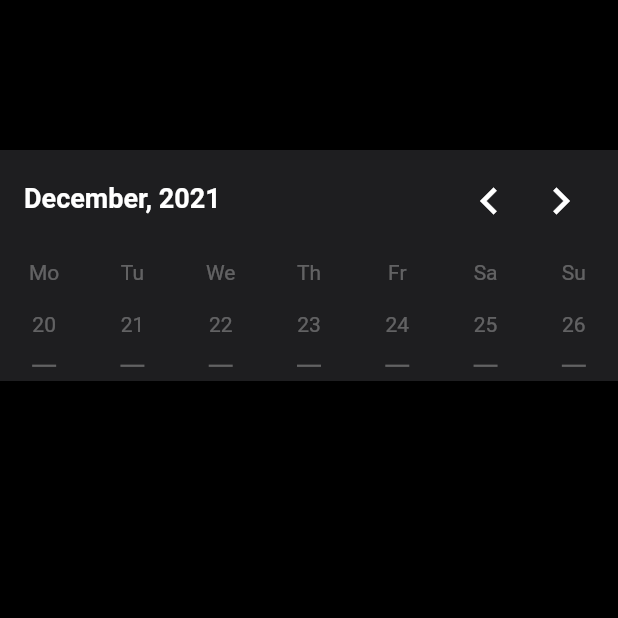
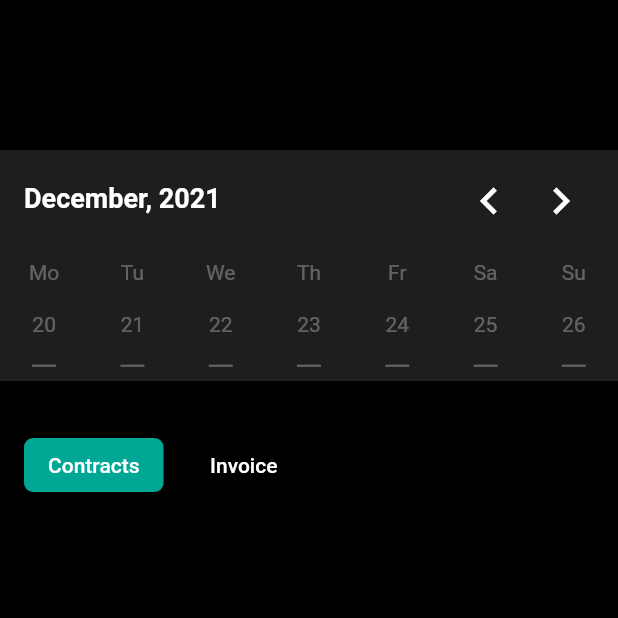
Before and after one commit to AzizullohZohidov/ibilling, a Flutter app: the ContractsScreen screen opened directly, on a phone screen of 412 x 824 dp, the top half of it. Run offline on Flutter 3.47's test engine with Material 2 defaults, Android fonts, the phone set to English and light mode, and no system bars; drawn by our look-alikes of table_calendar.

Commit message:
contracts/invoice tabs are added

```diff
--- a/lib/core/constants/my_colors.dart
+++ b/lib/core/constants/my_colors.dart
@@ -6,6 +6,10 @@ class MyColors {
   static const Color grey = Color.fromRGBO(42, 42, 45, 1);
   static const Color darkJade = Color.fromRGBO(0, 143, 127, 1);
   static const Color jade = Color.fromRGBO(0, 167, 149, 1);
+  static const Color notActiveIconColor = Color.fromRGBO(166, 166, 166, 1);
+  static const Color activeIconColor = Color.fromRGBO(242, 242, 242, 1);
+  static const Color bottomNavBarColor = Color.fromRGBO(20, 20, 22, 1);
+  static const Color transparent = Colors.transparent;
   static const Color white = Colors.white;
   //static const Color calDefDaysColor = Color.fromRGBO(209, 209, 209, 1);
   static const Color calDefDaysColor = Colors.white30;
--- a/lib/main.dart
+++ b/lib/main.dart
@@ -1,5 +1,6 @@
 import 'package:flutter/material.dart';
 import 'package:ibilling/presentation/screens/contracts_screen/contracts_screen.dart';
+import 'package:ibilling/presentation/screens/landing_screen/landing_screen.dart';
 
 void main() {
   runApp(const MyApp());
@@ -19,7 +20,8 @@ class MyApp extends StatelessWidget {
           bodyText2: TextStyle(color: Colors.white),
         ),
       ),
-      home: ContractsScreen(),
+      //home: ContractsScreen(),
+      home: LandingScreen(),
     );
   }
 }
--- a/lib/presentation/screens/contracts_screen/widgets/calendar.dart
+++ b/lib/presentation/screens/contracts_screen/widgets/calendar.dart
@@ -6,7 +6,9 @@ import 'package:table_calendar/table_calendar.dart';
 class Calendar extends StatefulWidget {
   var _selectedDay;
   var _focusedDay;
-  PageController? calendarController;
+  //No need for disposal. Disposed internally by TableCalendar
+  PageController? _calendarController;
+  bool contractsTabActive = true;
 
   Calendar({Key? key}) : super(key: key);
 
@@ -19,7 +21,14 @@ class _CalendarState extends State<Calendar> {
   Widget build(BuildContext context) {
     return Column(
       children: [
-        Container(
+        _buildHorizontalCalendar(),
+        _buildContractsInvoiceTabs(),
+      ],
+    );
+  }
+
+  Widget _buildHorizontalCalendar() {
+    return Container(
       color: MyColors.darkGrey,
       child: TableCalendar(
         firstDay: DateTime.utc(2000, 1, 1),
@@ -27,6 +36,7 @@ class _CalendarState extends State<Calendar> {
         focusedDay: widget._focusedDay ?? DateTime.now(),
         calendarFormat: CalendarFormat.week,
         daysOfWeekVisible: false,
+        startingDayOfWeek: StartingDayOfWeek.monday,
         rowHeight: 90,
         headerStyle: const HeaderStyle(
           formatButtonVisible: false,
@@ -35,7 +45,7 @@ class _CalendarState extends State<Calendar> {
           rightChevronVisible: false,
         ),
         onCalendarCreated: (PageController calendarPageController) {
-              widget.calendarController = calendarPageController;
+          widget._calendarController = calendarPageController;
         },
         selectedDayPredicate: (day) {
           return isSameDay(widget._selectedDay, day);
@@ -49,7 +59,6 @@ class _CalendarState extends State<Calendar> {
         onPageChanged: (focusedDay) {
           widget._focusedDay = focusedDay;
         },
-            startingDayOfWeek: StartingDayOfWeek.monday,
         calendarStyle: const CalendarStyle(
           isTodayHighlighted: false,
         ),
@@ -79,8 +88,6 @@ class _CalendarState extends State<Calendar> {
           ),
         ),
       ),
-        ),
-      ],
     );
   }
 
@@ -173,7 +180,7 @@ class _CalendarState extends State<Calendar> {
     return Row(
       children: [
         IconButton(
-          onPressed: () => widget.calendarController?.previousPage(
+          onPressed: () => widget._calendarController?.previousPage(
             duration: const Duration(milliseconds: 300),
             curve: Curves.easeIn,
           ),
@@ -184,7 +191,7 @@ class _CalendarState extends State<Calendar> {
           ),
         ),
         IconButton(
-          onPressed: () => widget.calendarController?.nextPage(
+          onPressed: () => widget._calendarController?.nextPage(
             duration: const Duration(milliseconds: 300),
             curve: Curves.easeIn,
           ),
@@ -197,4 +204,50 @@ class _CalendarState extends State<Calendar> {
       ],
     );
   }
+
+  Widget _buildContractsInvoiceTabs() {
+    return Padding(
+      padding: const EdgeInsets.symmetric(
+        vertical: 32,
+        horizontal: 16.0,
+      ),
+      child: Row(
+        children: [
+          ElevatedButton(
+            onPressed: () {
+              setState(() {
+                widget.contractsTabActive = true;
+              });
+            },
+            child: const Text("Contracts"),
+            style: ElevatedButton.styleFrom(
+              primary: widget.contractsTabActive
+                  ? MyColors.jade
+                  : MyColors.transparent,
+              shape: RoundedRectangleBorder(
+                borderRadius: BorderRadius.circular(6),
+              ),
+            ),
+          ),
+          const SizedBox(width: 15),
+          ElevatedButton(
+            onPressed: () {
+              setState(() {
+                widget.contractsTabActive = false;
+              });
+            },
+            child: const Text("Invoice"),
+            style: ElevatedButton.styleFrom(
+              primary: !widget.contractsTabActive
+                  ? MyColors.jade
+                  : MyColors.transparent,
+              shape: RoundedRectangleBorder(
+                borderRadius: BorderRadius.circular(6),
+              ),
+            ),
+          ),
+        ],
+      ),
+    );
   }
+}
```
Lines whose indentation alone changed are shown as unchanged.
